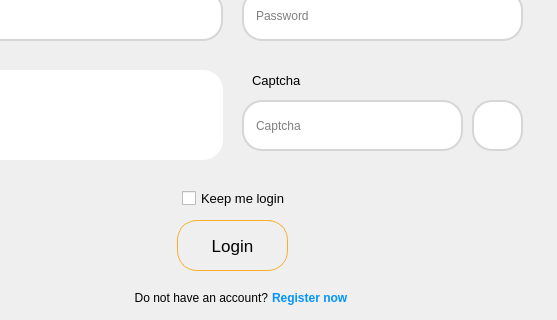
The window that SPCK/Windows/GUI/Login.ui (MaiNgocChau9/Python-App-A-) describes before a commit, drawn with Qt 5; both pictures show x 98 to 655 and y 190 to 510 of the 655 by 510 pixel window.
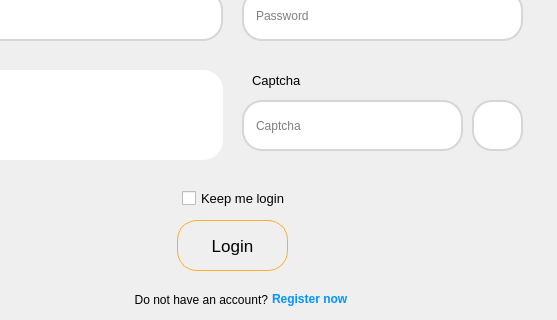
The same window after the commit. Icons and pictures are not drawn.

```diff
--- a/SPCK/Windows/GUI/Login.ui
+++ b/SPCK/Windows/GUI/Login.ui
@@ -149,10 +149,10 @@
    <widget class="QLabel" name="label_6">
     <property name="geometry">
      <rect>
-      <x>225</x>
+      <x>215</x>
       <y>480</y>
-      <width>141</width>
-      <height>16</height>
+      <width>151</width>
+      <height>20</height>
      </rect>
     </property>
     <property name="font">
@@ -171,7 +171,7 @@
     <property name="geometry">
      <rect>
       <x>370</x>
-      <y>480</y>
+      <y>481</y>
       <width>91</width>
       <height>16</height>
      </rect>
```
